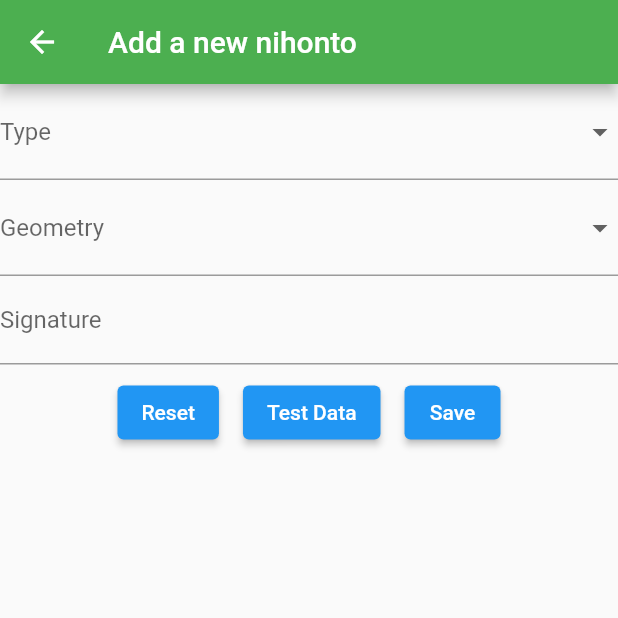
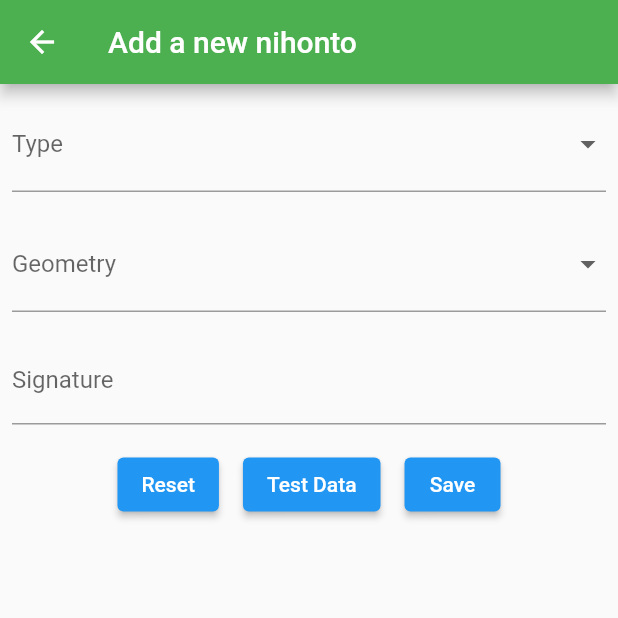
Before and after one commit to fritaly/nihonto_collection_manager, a Flutter app: the screen it shows after launch, after a tap on the "add" icon, on a phone screen of 412 x 824 dp, the top half of it. Run offline on Flutter 3.47's test engine with Material 2 defaults, Android fonts, the phone set to English and light mode, and no system bars.

Commit message:
Polished UI

```diff
--- a/lib/NihontoForm.dart
+++ b/lib/NihontoForm.dart
@@ -48,7 +48,7 @@ class NihontoFormState extends State<NihontoForm> {
     return Form(
         key: _formKey,
         child: Column(children: <Widget>[
-          DropdownButtonFormField(
+          Utils.pad(DropdownButtonFormField(
               decoration: InputDecoration(labelText: 'Type'),
               value: _type,
               items: Utils.getNihontoTypeMenuItems(),
@@ -65,8 +65,8 @@ class NihontoFormState extends State<NihontoForm> {
                 });
 
                 _formKey.currentState.validate();
-              }),
-          DropdownButtonFormField(
+              })),
+          Utils.pad(DropdownButtonFormField(
               decoration: InputDecoration(labelText: 'Geometry'),
               value: _geometry,
               items: Utils.getGeometryMenuItems(),
@@ -83,8 +83,8 @@ class NihontoFormState extends State<NihontoForm> {
                 });
 
                 _formKey.currentState.validate();
-              }),
-          TextFormField(
+              })),
+          Utils.pad(TextFormField(
             initialValue: _signature,
             decoration: InputDecoration(labelText: 'Signature'),
             validator: (value) {
@@ -101,7 +101,7 @@ class NihontoFormState extends State<NihontoForm> {
 
               _formKey.currentState.validate();
             },
-          ),
+          )),
           Row(
             mainAxisAlignment: MainAxisAlignment.center,
             children: [
```
